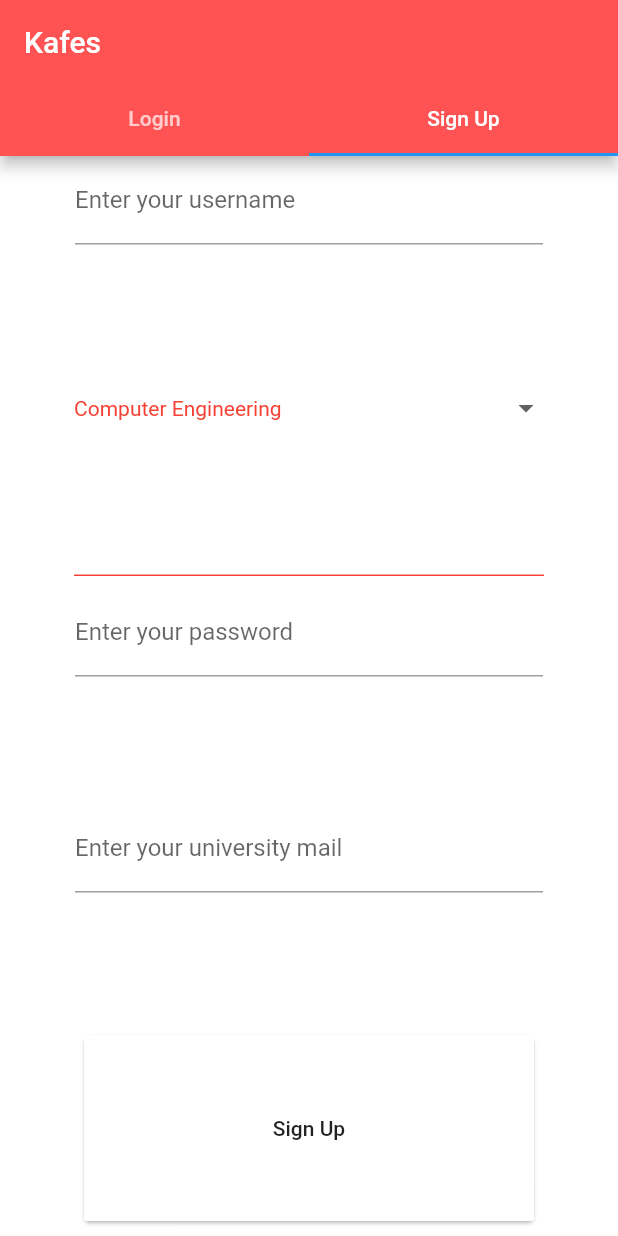
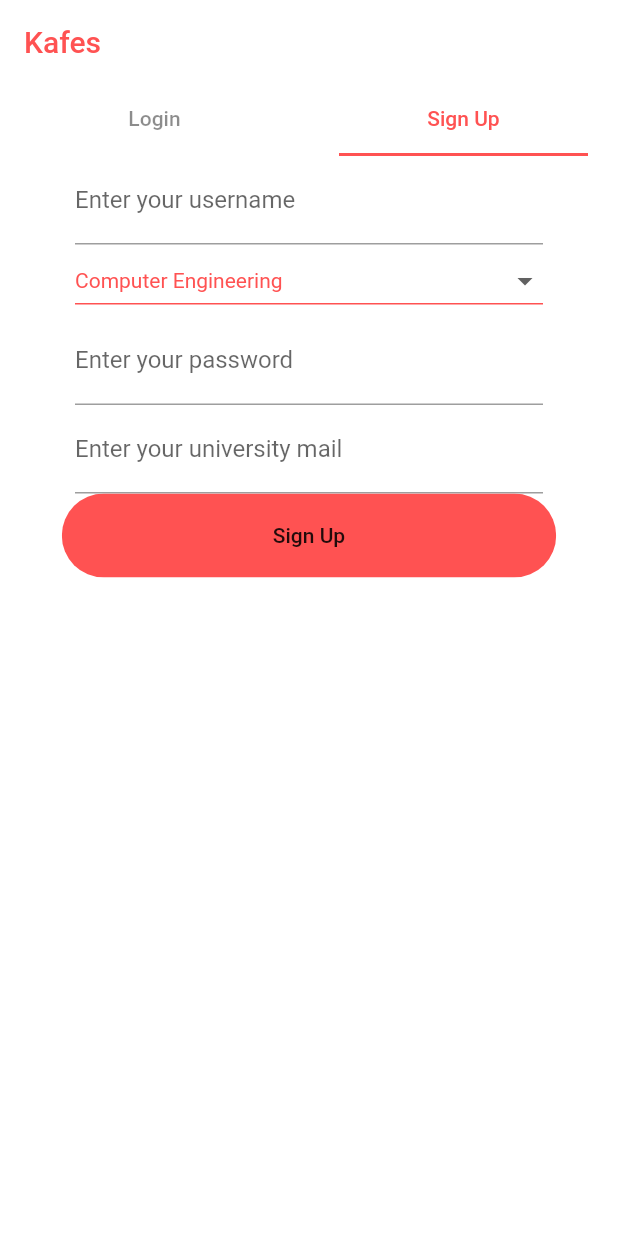
Before and after one commit to serkutyuksel/kafesapp, a Flutter app: the screen it shows after launch, tab 2 chosen, on a phone screen of 412 x 824 dp. Run offline on Flutter 3.47's test engine with Material 2 defaults, Android fonts, the phone set to English and light mode, and no system bars; our stand-ins replace cloud_firestore, firebase_auth, firebase_core; accounts and stored records are empty.

Commit message:
Arayüzde ufak değişiklikler

```diff
--- a/kafes_app/lib/Screens/landing_page.dart
+++ b/kafes_app/lib/Screens/landing_page.dart
@@ -63,13 +63,15 @@ class _LandingPageState extends State<LandingPage> {
         length: 2,
         child: Scaffold(
           appBar: AppBar(
-            backgroundColor: Colors.redAccent,
-            title: Row(
-              children: [
-                Text('Kafes'),
-              ],
-            ),
-            bottom: TabBar(tabs: [
+            elevation: 0,
+            backgroundColor: Colors.white,
+            title: Text('Kafes', style: TextStyle(color: Colors.redAccent),),
+            bottom: TabBar(
+              indicatorColor: Colors.redAccent,
+              unselectedLabelColor: Colors.black45,
+              indicatorPadding: EdgeInsets.only(left: 20.0, right: 20.0),
+              labelColor: Colors.redAccent,
+              tabs: [
               Tab(
                 text: 'Login',
               ),
--- a/kafes_app/lib/Screens/login_page.dart
+++ b/kafes_app/lib/Screens/login_page.dart
@@ -37,13 +37,11 @@ class LoginPageState extends State<LoginPage>{
   Widget build(BuildContext context) {
     return Scaffold(
       backgroundColor: Colors.white,
-      body: Container(
-        child: Form(
+      body: Form(
         key: _formKey,
         child:Column (
         children: [
-            Expanded(
-              child: Container(
+          Container(
             margin: EdgeInsets.symmetric(
               horizontal: 50.0,
             ),
@@ -62,9 +60,7 @@ class LoginPageState extends State<LoginPage>{
               },
             ),
           ),
-            ),
-            Expanded(
-              child: Container(
+          Container(
             margin: EdgeInsets.symmetric(
               horizontal: 50.0,
             ),
@@ -84,11 +80,8 @@ class LoginPageState extends State<LoginPage>{
               obscureText: true,
             ),
           ),
-            ),
-            Expanded(
-              child: ButtonLanding(
+          ButtonLanding(
             buttonLabel: 'Login',
-                backgroundButtonColor: Colors.white,
             onPress: () {
               _submit();
               //_submit method birşeyler return etmeli, bunu check edip o şekilde profil sayfasına yönlendirmeliyiz.
@@ -96,10 +89,8 @@ class LoginPageState extends State<LoginPage>{
               Navigator.pushReplacement(context, MaterialPageRoute(builder: (BuildContext context) => ProfilePage()));
               }
           ),
-            ),
         ],
       ),
-      )
       )
     );
   }
--- a/kafes_app/lib/Screens/signup_page.dart
+++ b/kafes_app/lib/Screens/signup_page.dart
@@ -1,6 +1,7 @@
 import 'package:flutter/cupertino.dart';
 import 'package:flutter/material.dart';
 import 'package:kafes_app/button_landing.dart';
+import 'package:kafes_app/Screens/profile_page.dart' ;
 
 class SignUpPage extends StatefulWidget {
   SignUpPage(this.submitForm);
@@ -37,23 +38,23 @@ class SignUpPageState extends State<SignUpPage> {
       );
     }
   }
+
   @override
   Widget build(BuildContext context) {
     return Scaffold(
       backgroundColor: Colors.white,
-      body: Container(
-        child: Form(
+      body: Form(
         key: _formKey,
         child: Column(
           mainAxisSize: MainAxisSize.min,
           children: [
-              Expanded(child: Container(
+            Container(
               margin: EdgeInsets.symmetric(horizontal: 50.0,),
               child: TextFormField(
                 style: TextStyle(color: Colors.red),
                 key: ValueKey('username'),
                 validator: (value) {
-                    if(value.isEmpty || value.length < 3) {
+                  if(value.isEmpty || value.length < 3 ) {
                     return 'Username length must be at least 3';
                   }
                   return null;
@@ -65,16 +66,17 @@ class SignUpPageState extends State<SignUpPage> {
                     labelText: 'Enter your username'
                 ),
               ),
-              ),),
-              Expanded(child: Container (
-                margin: EdgeInsets.symmetric(horizontal: 10.0),
+            ),
+            Container (
+              margin: EdgeInsets.symmetric(horizontal: 50.0),
               child: DropdownButton<String>(
+                isExpanded: true,
                 value: _department,
                 elevation: 8,
-                  style: TextStyle(color: Colors.red),
+                style: TextStyle(color: Colors.redAccent),
                 underline: Container(
                   height: 1,
-                    color: Colors.red,
+                  color: Colors.redAccent,
                 ),
                 onChanged: (String newValue){
                   setState(() {
@@ -99,8 +101,7 @@ class SignUpPageState extends State<SignUpPage> {
                 }).toList()
               ),
             ),
-              ),
-              Expanded(child: Container(
+            Container(
               margin: EdgeInsets.symmetric(horizontal: 50.0,),
               child: TextFormField(
                 style: TextStyle(color: Colors.red),
@@ -119,9 +120,8 @@ class SignUpPageState extends State<SignUpPage> {
                 ),
                 obscureText: true,
               ),
-              ),),
-              Expanded(
-                child: Container(
+            ),
+            Container(
               margin: EdgeInsets.symmetric(horizontal: 50.0,),
               child: TextFormField(
                 style: TextStyle(color: Colors.red),
@@ -139,18 +139,15 @@ class SignUpPageState extends State<SignUpPage> {
                   _mail = value;
                 },
               ),
-                ),),
-              Expanded(child: ButtonLanding(
+            ),
+            ButtonLanding(
               buttonLabel: 'Sign Up',
-                backgroundButtonColor: Colors.white,
                 onPress: () {
                 _submit();
-                  // todo: navigate to login page
+                Navigator.pushReplacement(context, MaterialPageRoute(builder: (BuildContext context) => ProfilePage()));
                 }
               ),
-              ),
           ],
-          ),
         ),
       ),
     );
--- a/kafes_app/lib/button_landing.dart
+++ b/kafes_app/lib/button_landing.dart
@@ -1,21 +1,30 @@
 import 'package:flutter/material.dart';
+import 'consts.dart';
 
 class ButtonLanding extends StatelessWidget {
-  ButtonLanding ({this.buttonLabel, this.backgroundButtonColor, this.onPress});
 
   final String buttonLabel;
   final Function onPress;
-  Color backgroundButtonColor;
+  final Color backgroundButtonColor, textColor;
+  ButtonLanding ({
+    Key key,
+    this.buttonLabel,
+    this.onPress, this.backgroundButtonColor = kPrimaryColor, this.textColor = Colors.white,
+  }) : super(key: key);
 
   @override
   Widget build(BuildContext context) {
-    return Card(
-      margin: EdgeInsets.all(10.0),
-      child: FlatButton(
-        onPressed: onPress,
-        child: Text(buttonLabel),
-        color: backgroundButtonColor,
-        minWidth: 300.0,
+    Size size = MediaQuery.of(context).size;
+    return Container(
+      width: size.width * 0.8,
+      child: ClipRRect(
+        borderRadius: BorderRadius.circular(29),
+        child: FlatButton(
+          padding: EdgeInsets.symmetric(vertical: 20, horizontal: 40),
+          color: backgroundButtonColor,
+          onPressed: onPress,
+          child: Text(buttonLabel),
+        ),
       ),
     );
   }
--- /dev/null
+++ b/kafes_app/lib/consts.dart
@@ -0,0 +1,3 @@
+import 'package:flutter/material.dart';
+
+  const kPrimaryColor = Colors.redAccent;
--- a/kafes_app/lib/main.dart
+++ b/kafes_app/lib/main.dart
@@ -18,6 +18,9 @@ class KafesApp extends StatelessWidget {
   void Function(String mail, String password,
       BuildContext cnt) get signInUser => null;
 
+
+
+
   @override
   Widget build(BuildContext context) {
     return MaterialApp(
```
Also changed, not shown: kafes_app/pubspec.lock. Lines whose indentation alone changed are shown as unchanged.
